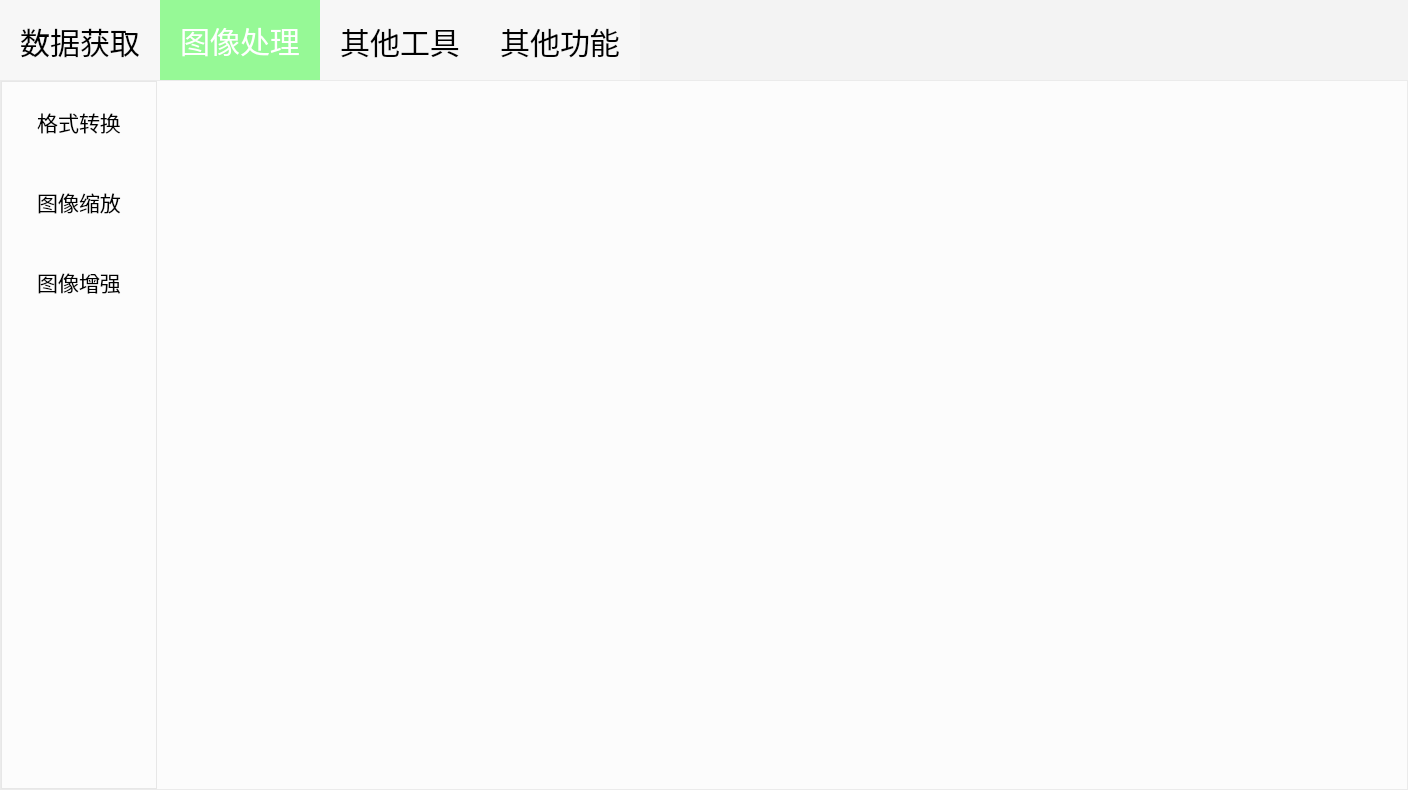
First picture: the form in ui/widget.ui, repository 1932287243/CV-APP, before the edit.
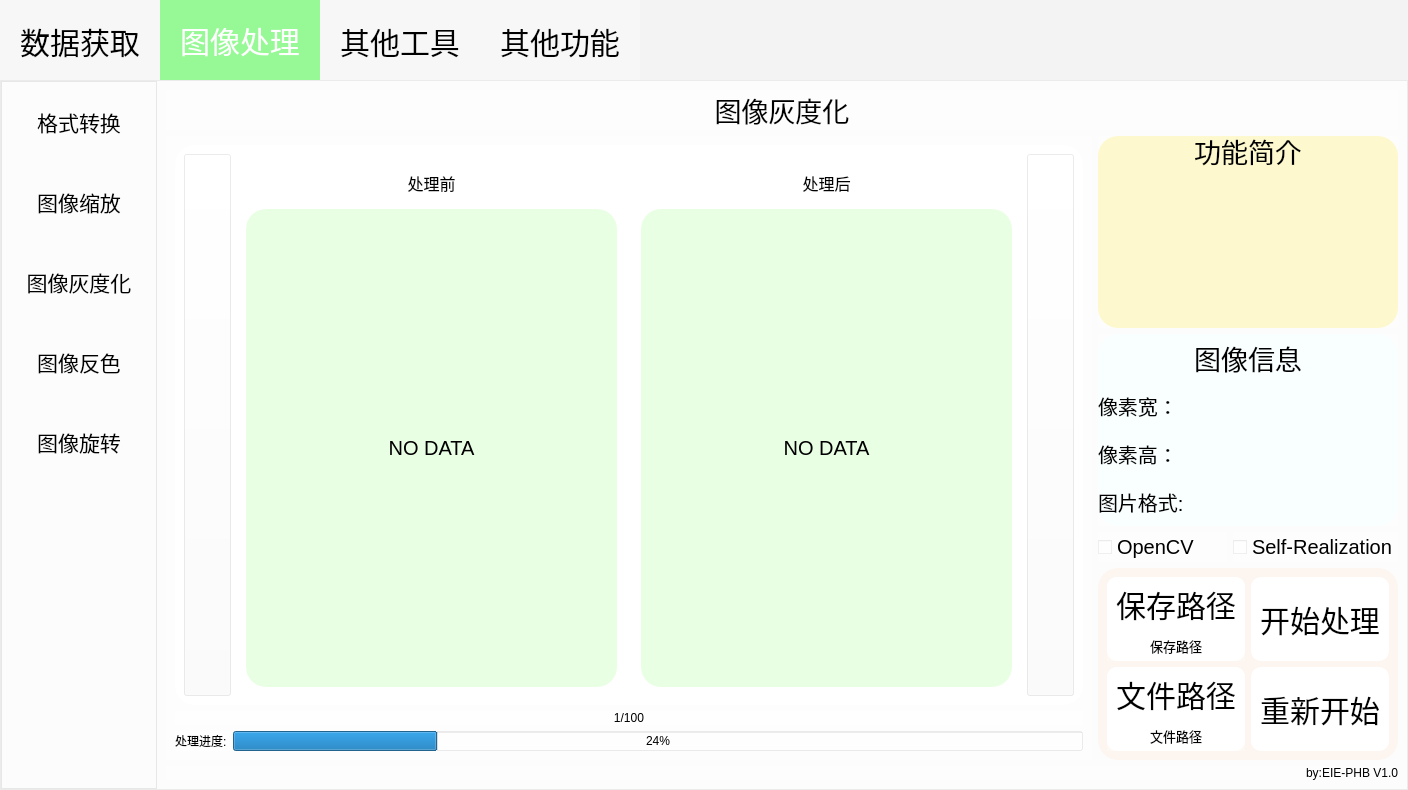
Second picture: the form after the edit. The open tabs and pages were chosen to show the change. Icons and pictures are not drawn.

Diff of the .ui file:
```diff
--- a/ui/widget.ui
+++ b/ui/widget.ui
@@ -90,6 +90,12 @@
          </property>
          <item>
           <widget class="QTabWidget" name="tabWidget">
+           <property name="minimumSize">
+            <size>
+             <width>150</width>
+             <height>0</height>
+            </size>
+           </property>
            <property name="focusPolicy">
             <enum>Qt::NoFocus</enum>
            </property>
@@ -1693,6 +1699,15 @@
                 </property>
                 <item>
                  <widget class="QListWidget" name="listWidget_2">
+                  <property name="minimumSize">
+                   <size>
+                    <width>150</width>
+                    <height>0</height>
+                   </size>
+                  </property>
+                  <property name="focusPolicy">
+                   <enum>Qt::NoFocus</enum>
+                  </property>
                   <property name="styleSheet">
                    <string notr="true">          QListWidget#listWidget_2{
                 	background-color: rgba(255, 255, 255,96);	
@@ -1739,7 +1754,33 @@
                   </item>
                   <item>
                    <property name="text">
-                    <string>图像增强</string>
+                    <string>图像灰度化</string>
+                   </property>
+                   <property name="font">
+                    <font>
+                     <pointsize>16</pointsize>
+                    </font>
+                   </property>
+                   <property name="textAlignment">
+                    <set>AlignCenter</set>
+                   </property>
+                  </item>
+                  <item>
+                   <property name="text">
+                    <string>图像反色</string>
+                   </property>
+                   <property name="font">
+                    <font>
+                     <pointsize>16</pointsize>
+                    </font>
+                   </property>
+                   <property name="textAlignment">
+                    <set>AlignCenter</set>
+                   </property>
+                  </item>
+                  <item>
+                   <property name="text">
+                    <string>图像旋转</string>
                    </property>
                    <property name="font">
                     <font>
@@ -3439,7 +3480,814 @@
                     </item>
                    </layout>
                   </widget>
-                  <widget class="QWidget" name="page_10"/>
+                  <widget class="QWidget" name="page_10">
+                   <layout class="QVBoxLayout" name="verticalLayout_11">
+                    <item>
+                     <widget class="QLabel" name="label_86">
+                      <property name="maximumSize">
+                       <size>
+                        <width>16777215</width>
+                        <height>40</height>
+                       </size>
+                      </property>
+                      <property name="font">
+                       <font>
+                        <pointsize>20</pointsize>
+                       </font>
+                      </property>
+                      <property name="text">
+                       <string>图像灰度化</string>
+                      </property>
+                      <property name="alignment">
+                       <set>Qt::AlignCenter</set>
+                      </property>
+                     </widget>
+                    </item>
+                    <item>
+                     <layout class="QHBoxLayout" name="horizontalLayout_9">
+                      <item>
+                       <widget class="QWidget" name="widget_33" native="true">
+                        <layout class="QVBoxLayout" name="verticalLayout_9">
+                         <item>
+                          <widget class="QWidget" name="widget_36" native="true">
+                           <property name="styleSheet">
+                            <string notr="true">QWidget#widget_36{
+	background-color:white;
+	border-radius: 20px;
+}
+</string>
+                           </property>
+                           <layout class="QHBoxLayout" name="horizontalLayout_4">
+                            <item>
+                             <widget class="QPushButton" name="pushButton_21">
+                              <property name="minimumSize">
+                               <size>
+                                <width>47</width>
+                                <height>47</height>
+                               </size>
+                              </property>
+                              <property name="maximumSize">
+                               <size>
+                                <width>47</width>
+                                <height>99999</height>
+                               </size>
+                              </property>
+                              <property name="styleSheet">
+                               <string notr="true">QPushButton#pushButton_21{
+	border-image: url(&quot;res/left.png&quot;);
+}
+QPushButton#pushButton_21:pressed{
+	border-image: url(&quot;res/left_click.png&quot;);
+}</string>
+                              </property>
+                              <property name="text">
+                               <string/>
+                              </property>
+                              <property name="checkable">
+                               <bool>false</bool>
+                              </property>
+                             </widget>
+                            </item>
+                            <item>
+                             <widget class="QWidget" name="widget_2" native="true">
+                              <layout class="QVBoxLayout" name="verticalLayout_4" stretch="1,12">
+                               <item>
+                                <widget class="QLabel" name="label">
+                                 <property name="font">
+                                  <font>
+                                   <pointsize>12</pointsize>
+                                  </font>
+                                 </property>
+                                 <property name="text">
+                                  <string>处理前</string>
+                                 </property>
+                                 <property name="alignment">
+                                  <set>Qt::AlignCenter</set>
+                                 </property>
+                                </widget>
+                               </item>
+                               <item>
+                                <widget class="QLabel" name="label_57">
+                                 <property name="font">
+                                  <font>
+                                   <pointsize>-1</pointsize>
+                                  </font>
+                                 </property>
+                                 <property name="styleSheet">
+                                  <string notr="true">QLabel#label_57{
+	background-color:rgb(233, 255, 228);
+	border-radius: 20px;
+	font-size:20px;
+}
+</string>
+                                 </property>
+                                 <property name="text">
+                                  <string>NO DATA</string>
+                                 </property>
+                                 <property name="alignment">
+                                  <set>Qt::AlignCenter</set>
+                                 </property>
+                                </widget>
+                               </item>
+                              </layout>
+                             </widget>
+                            </item>
+                            <item>
+                             <widget class="QWidget" name="widget_3" native="true">
+                              <layout class="QVBoxLayout" name="verticalLayout_8" stretch="1,12">
+                               <item>
+                                <widget class="QLabel" name="label_2">
+                                 <property name="font">
+                                  <font>
+                                   <pointsize>12</pointsize>
+                                  </font>
+                                 </property>
+                                 <property name="text">
+                                  <string>处理后</string>
+                                 </property>
+                                 <property name="alignment">
+                                  <set>Qt::AlignCenter</set>
+                                 </property>
+                                </widget>
+                               </item>
+                               <item>
+                                <widget class="QLabel" name="label_90">
+                                 <property name="font">
+                                  <font>
+                                   <pointsize>-1</pointsize>
+                                  </font>
+                                 </property>
+                                 <property name="styleSheet">
+                                  <string notr="true">QLabel#label_90
+{
+	background-color:rgb(233, 255, 228);
+	border-radius: 20px;
+	font-size:20px;
+}
+</string>
+                                 </property>
+                                 <property name="text">
+                                  <string>NO DATA</string>
+                                 </property>
+                                 <property name="alignment">
+                                  <set>Qt::AlignCenter</set>
+                                 </property>
+                                </widget>
+                               </item>
+                              </layout>
+                             </widget>
+                            </item>
+                            <item>
+                             <widget class="QPushButton" name="pushButton_22">
+                              <property name="minimumSize">
+                               <size>
+                                <width>47</width>
+                                <height>47</height>
+                               </size>
+                              </property>
+                              <property name="maximumSize">
+                               <size>
+                                <width>47</width>
+                                <height>9999</height>
+                               </size>
+                              </property>
+                              <property name="styleSheet">
+                               <string notr="true">QPushButton#pushButton_22{
+	border-image:url(&quot;res/right.png&quot;);
+}
+QPushButton#pushButton_22:pressed{
+	border-image:url(&quot;res/right_click.png&quot;);
+}</string>
+                              </property>
+                              <property name="text">
+                               <string/>
+                              </property>
+                             </widget>
+                            </item>
+                           </layout>
+                          </widget>
+                         </item>
+                         <item>
+                          <widget class="QLabel" name="label_59">
+                           <property name="maximumSize">
+                            <size>
+                             <width>16777215</width>
+                             <height>15</height>
+                            </size>
+                           </property>
+                           <property name="text">
+                            <string>1/100</string>
+                           </property>
+                           <property name="alignment">
+                            <set>Qt::AlignCenter</set>
+                           </property>
+                          </widget>
+                         </item>
+                         <item>
+                          <widget class="QFrame" name="frame_13">
+                           <property name="maximumSize">
+                            <size>
+                             <width>16777215</width>
+                             <height>20</height>
+                            </size>
+                           </property>
+                           <property name="frameShape">
+                            <enum>QFrame::NoFrame</enum>
+                           </property>
+                           <property name="frameShadow">
+                            <enum>QFrame::Raised</enum>
+                           </property>
+                           <layout class="QHBoxLayout" name="horizontalLayout_48">
+                            <property name="leftMargin">
+                             <number>0</number>
+                            </property>
+                            <property name="topMargin">
+                             <number>0</number>
+                            </property>
+                            <property name="rightMargin">
+                             <number>0</number>
+                            </property>
+                            <property name="bottomMargin">
+                             <number>0</number>
+                            </property>
+                            <item>
+                             <widget class="QLabel" name="label_61">
+                              <property name="sizePolicy">
+                               <sizepolicy hsizetype="Minimum" vsizetype="Fixed">
+                                <horstretch>0</horstretch>
+                                <verstretch>0</verstretch>
+                               </sizepolicy>
+                              </property>
+                              <property name="maximumSize">
+                               <size>
+                                <width>16777215</width>
+                                <height>20</height>
+                               </size>
+                              </property>
+                              <property name="text">
+                               <string>处理进度:</string>
+                              </property>
+                             </widget>
+                            </item>
+                            <item>
+                             <widget class="QProgressBar" name="progressBar_5">
+                              <property name="maximumSize">
+                               <size>
+                                <width>16777215</width>
+                                <height>20</height>
+                               </size>
+                              </property>
+                              <property name="value">
+                               <number>24</number>
+                              </property>
+                             </widget>
+                            </item>
+                           </layout>
+                          </widget>
+                         </item>
+                        </layout>
+                       </widget>
+                      </item>
+                      <item>
+                       <layout class="QVBoxLayout" name="verticalLayout_10" stretch="4,4,1,4">
+                        <item>
+                         <widget class="QWidget" name="widget_56" native="true">
+                          <property name="styleSheet">
+                           <string notr="true">QWidget#widget_56{
+	background-color:rgba(252, 233, 79,96);
+	border-radius: 20px;
+	font-size:20px;
+}
+</string>
+                          </property>
+                          <layout class="QVBoxLayout" name="verticalLayout_81">
+                           <property name="spacing">
+                            <number>0</number>
+                           </property>
+                           <property name="leftMargin">
+                            <number>0</number>
+                           </property>
+                           <property name="topMargin">
+                            <number>0</number>
+                           </property>
+                           <property name="rightMargin">
+                            <number>0</number>
+                           </property>
+                           <property name="bottomMargin">
+                            <number>0</number>
+                           </property>
+                           <item>
+                            <widget class="QLabel" name="label_130">
+                             <property name="maximumSize">
+                              <size>
+                               <width>16777215</width>
+                               <height>30</height>
+                              </size>
+                             </property>
+                             <property name="font">
+                              <font>
+                               <pointsize>20</pointsize>
+                              </font>
+                             </property>
+                             <property name="text">
+                              <string>功能简介</string>
+                             </property>
+                             <property name="alignment">
+                              <set>Qt::AlignCenter</set>
+                             </property>
+                            </widget>
+                           </item>
+                           <item>
+                            <widget class="QLabel" name="label_131">
+                             <property name="minimumSize">
+                              <size>
+                               <width>0</width>
+                               <height>50</height>
+                              </size>
+                             </property>
+                             <property name="font">
+                              <font>
+                               <pointsize>14</pointsize>
+                              </font>
+                             </property>
+                             <property name="text">
+                              <string/>
+                             </property>
+                             <property name="wordWrap">
+                              <bool>true</bool>
+                             </property>
+                            </widget>
+                           </item>
+                          </layout>
+                         </widget>
+                        </item>
+                        <item>
+                         <widget class="QWidget" name="widget_57" native="true">
+                          <property name="styleSheet">
+                           <string notr="true">QWidget#widget_57{
+	background-color:rgba(240, 255, 254, 96);
+	border-radius: 20px;
+	font-size:20px;
+}
+</string>
+                          </property>
+                          <layout class="QVBoxLayout" name="verticalLayout_82">
+                           <property name="spacing">
+                            <number>0</number>
+                           </property>
+                           <property name="leftMargin">
+                            <number>0</number>
+                           </property>
+                           <property name="topMargin">
+                            <number>0</number>
+                           </property>
+                           <property name="rightMargin">
+                            <number>0</number>
+                           </property>
+                           <property name="bottomMargin">
+                            <number>0</number>
+                           </property>
+                           <item>
+                            <widget class="QLabel" name="label_132">
+                             <property name="font">
+                              <font>
+                               <pointsize>20</pointsize>
+                              </font>
+                             </property>
+                             <property name="text">
+                              <string>图像信息</string>
+                             </property>
+                             <property name="alignment">
+                              <set>Qt::AlignCenter</set>
+                             </property>
+                            </widget>
+                           </item>
+                           <item>
+                            <layout class="QHBoxLayout" name="horizontalLayout_83">
+                             <item>
+                              <widget class="QLabel" name="label_133">
+                               <property name="font">
+                                <font>
+                                 <pointsize>15</pointsize>
+                                </font>
+                               </property>
+                               <property name="text">
+                                <string>像素宽：</string>
+                               </property>
+                              </widget>
+                             </item>
+                            </layout>
+                           </item>
+                           <item>
+                            <layout class="QHBoxLayout" name="horizontalLayout_84">
+                             <item>
+                              <widget class="QLabel" name="label_134">
+                               <property name="font">
+                                <font>
+                                 <pointsize>15</pointsize>
+                                </font>
+                               </property>
+                               <property name="text">
+                                <string>像素高：</string>
+                               </property>
+                              </widget>
+                             </item>
+                            </layout>
+                           </item>
+                           <item>
+                            <layout class="QHBoxLayout" name="horizontalLayout_85">
+                             <item>
+                              <widget class="QLabel" name="label_135">
+                               <property name="font">
+                                <font>
+                                 <pointsize>15</pointsize>
+                                </font>
+                               </property>
+                               <property name="text">
+                                <string>图片格式:</string>
+                               </property>
+                              </widget>
+                             </item>
+                            </layout>
+                           </item>
+                          </layout>
+                         </widget>
+                        </item>
+                        <item>
+                         <layout class="QHBoxLayout" name="horizontalLayout_8">
+                          <item>
+                           <widget class="QCheckBox" name="checkBox">
+                            <property name="font">
+                             <font>
+                              <pointsize>15</pointsize>
+                             </font>
+                            </property>
+                            <property name="text">
+                             <string>OpenCV</string>
+                            </property>
+                            <attribute name="buttonGroup">
+                             <string notr="true">buttonGroup</string>
+                            </attribute>
+                           </widget>
+                          </item>
+                          <item>
+                           <widget class="QCheckBox" name="checkBox_2">
+                            <property name="font">
+                             <font>
+                              <pointsize>15</pointsize>
+                             </font>
+                            </property>
+                            <property name="text">
+                             <string>Self-Realization</string>
+                            </property>
+                            <attribute name="buttonGroup">
+                             <string notr="true">buttonGroup</string>
+                            </attribute>
+                           </widget>
+                          </item>
+                         </layout>
+                        </item>
+                        <item>
+                         <widget class="QWidget" name="widget_59" native="true">
+                          <property name="minimumSize">
+                           <size>
+                            <width>300</width>
+                            <height>150</height>
+                           </size>
+                          </property>
+                          <property name="maximumSize">
+                           <size>
+                            <width>16777215</width>
+                            <height>9999999</height>
+                           </size>
+                          </property>
+                          <property name="styleSheet">
+                           <string notr="true">QWidget#widget_59{
+	background-color:rgba(255, 235, 217,96);
+	border-radius: 20px;
+	font-size:20px;
+}
+</string>
+                          </property>
+                          <layout class="QVBoxLayout" name="verticalLayout_84">
+                           <item>
+                            <layout class="QHBoxLayout" name="horizontalLayout_88">
+                             <item>
+                              <widget class="QWidget" name="widget_60" native="true">
+                               <property name="minimumSize">
+                                <size>
+                                 <width>0</width>
+                                 <height>40</height>
+                                </size>
+                               </property>
+                               <property name="maximumSize">
+                                <size>
+                                 <width>16777215</width>
+                                 <height>9999999</height>
+                                </size>
+                               </property>
+                               <property name="styleSheet">
+                                <string notr="true">QWidget#widget_60{
+	background-color:white;
+	border-radius: 10px;
+}
+</string>
+                               </property>
+                               <layout class="QVBoxLayout" name="verticalLayout_85" stretch="3,1">
+                                <property name="spacing">
+                                 <number>0</number>
+                                </property>
+                                <property name="leftMargin">
+                                 <number>0</number>
+                                </property>
+                                <property name="topMargin">
+                                 <number>0</number>
+                                </property>
+                                <property name="rightMargin">
+                                 <number>0</number>
+                                </property>
+                                <property name="bottomMargin">
+                                 <number>0</number>
+                                </property>
+                                <item>
+                                 <widget class="QPushButton" name="pushButton_33">
+                                  <property name="sizePolicy">
+                                   <sizepolicy hsizetype="Preferred" vsizetype="Preferred">
+                                    <horstretch>0</horstretch>
+                                    <verstretch>0</verstretch>
+                                   </sizepolicy>
+                                  </property>
+                                  <property name="minimumSize">
+                                   <size>
+                                    <width>100</width>
+                                    <height>20</height>
+                                   </size>
+                                  </property>
+                                  <property name="styleSheet">
+                                   <string notr="true">QPushButton#pushButton_33{
+	background-color:white;
+	border-radius: 10px;
+	font-size:30px;
+}
+QPushButton#pushButton_33:pressed{
+	background-color:green;
+	color:white;
+	border-radius: 10px;
+}</string>
+                                  </property>
+                                  <property name="text">
+                                   <string>保存路径</string>
+                                  </property>
+                                  <property name="checkable">
+                                   <bool>true</bool>
+                                  </property>
+                                 </widget>
+                                </item>
+                                <item>
+                                 <widget class="QLabel" name="label_138">
+                                  <property name="minimumSize">
+                                   <size>
+                                    <width>0</width>
+                                    <height>30</height>
+                                   </size>
+                                  </property>
+                                  <property name="maximumSize">
+                                   <size>
+                                    <width>16777215</width>
+                                    <height>9999</height>
+                                   </size>
+                                  </property>
+                                  <property name="font">
+                                   <font>
+                                    <pointsize>10</pointsize>
+                                   </font>
+                                  </property>
+                                  <property name="styleSheet">
+                                   <string notr="true"/>
+                                  </property>
+                                  <property name="text">
+                                   <string>保存路径</string>
+                                  </property>
+                                  <property name="alignment">
+                                   <set>Qt::AlignCenter</set>
+                                  </property>
+                                 </widget>
+                                </item>
+                               </layout>
+                              </widget>
+                             </item>
+                             <item>
+                              <widget class="QPushButton" name="pushButton_34">
+                               <property name="sizePolicy">
+                                <sizepolicy hsizetype="Preferred" vsizetype="Preferred">
+                                 <horstretch>0</horstretch>
+                                 <verstretch>0</verstretch>
+                                </sizepolicy>
+                               </property>
+                               <property name="minimumSize">
+                                <size>
+                                 <width>100</width>
+                                 <height>40</height>
+                                </size>
+                               </property>
+                               <property name="maximumSize">
+                                <size>
+                                 <width>16777215</width>
+                                 <height>16777215</height>
+                                </size>
+                               </property>
+                               <property name="styleSheet">
+                                <string notr="true">QPushButton#pushButton_34{
+	background-color:white;
+	border-radius: 10px;
+	font-size:30px;
+}
+QPushButton#pushButton_34:pressed{
+	background-color:green;
+	color:white;
+	border-radius: 10px;
+}</string>
+                               </property>
+                               <property name="text">
+                                <string>开始处理</string>
+                               </property>
+                               <property name="checkable">
+                                <bool>true</bool>
+                               </property>
+                              </widget>
+                             </item>
+                            </layout>
+                           </item>
+                           <item>
+                            <layout class="QHBoxLayout" name="horizontalLayout_89">
+                             <item>
+                              <widget class="QWidget" name="widget_61" native="true">
+                               <property name="minimumSize">
+                                <size>
+                                 <width>0</width>
+                                 <height>40</height>
+                                </size>
+                               </property>
+                               <property name="maximumSize">
+                                <size>
+                                 <width>16777215</width>
+                                 <height>9999999</height>
+                                </size>
+                               </property>
+                               <property name="styleSheet">
+                                <string notr="true">QWidget#widget_61{
+	background-color:white;
+	border-radius: 10px;
+}
+</string>
+                               </property>
+                               <layout class="QVBoxLayout" name="verticalLayout_86" stretch="3,1">
+                                <property name="spacing">
+                                 <number>0</number>
+                                </property>
+                                <property name="leftMargin">
+                                 <number>0</number>
+                                </property>
+                                <property name="topMargin">
+                                 <number>0</number>
+                                </property>
+                                <property name="rightMargin">
+                                 <number>0</number>
+                                </property>
+                                <property name="bottomMargin">
+                                 <number>0</number>
+                                </property>
+                                <item>
+                                 <widget class="QPushButton" name="pushButton_35">
+                                  <property name="sizePolicy">
+                                   <sizepolicy hsizetype="Preferred" vsizetype="Preferred">
+                                    <horstretch>0</horstretch>
+                                    <verstretch>0</verstretch>
+                                   </sizepolicy>
+                                  </property>
+                                  <property name="minimumSize">
+                                   <size>
+                                    <width>100</width>
+                                    <height>20</height>
+                                   </size>
+                                  </property>
+                                  <property name="styleSheet">
+                                   <string notr="true">QPushButton#pushButton_35{
+	background-color:white;
+border-radius: 10px;
+	font-size:30px;
+}
+QPushButton#pushButton_35:pressed{
+	background-color:green;
+	color:white;
+border-radius: 10px;
+}</string>
+                                  </property>
+                                  <property name="text">
+                                   <string>文件路径</string>
+                                  </property>
+                                  <property name="checkable">
+                                   <bool>true</bool>
+                                  </property>
+                                 </widget>
+                                </item>
+                                <item>
+                                 <widget class="QLabel" name="label_139">
+                                  <property name="minimumSize">
+                                   <size>
+                                    <width>0</width>
+                                    <height>30</height>
+                                   </size>
+                                  </property>
+                                  <property name="maximumSize">
+                                   <size>
+                                    <width>16777215</width>
+                                    <height>9999</height>
+                                   </size>
+                                  </property>
+                                  <property name="font">
+                                   <font>
+                                    <pointsize>10</pointsize>
+                                   </font>
+                                  </property>
+                                  <property name="text">
+                                   <string>文件路径</string>
+                                  </property>
+                                  <property name="alignment">
+                                   <set>Qt::AlignCenter</set>
+                                  </property>
+                                 </widget>
+                                </item>
+                               </layout>
+                              </widget>
+                             </item>
+                             <item>
+                              <widget class="QPushButton" name="pushButton_36">
+                               <property name="sizePolicy">
+                                <sizepolicy hsizetype="Preferred" vsizetype="Preferred">
+                                 <horstretch>0</horstretch>
+                                 <verstretch>0</verstretch>
+                                </sizepolicy>
+                               </property>
+                               <property name="minimumSize">
+                                <size>
+                                 <width>100</width>
+                                 <height>40</height>
+                                </size>
+                               </property>
+                               <property name="maximumSize">
+                                <size>
+                                 <width>16777215</width>
+                                 <height>16777215</height>
+                                </size>
+                               </property>
+                               <property name="styleSheet">
+                                <string notr="true">QPushButton#pushButton_36{
+	background-color:white;
+	border-radius: 10px;
+	font-size:30px;
+}
+QPushButton#pushButton_36:pressed{
+	background-color:green;
+	color:white;
+	border-radius: 10px;
+}</string>
+                               </property>
+                               <property name="text">
+                                <string>重新开始</string>
+                               </property>
+                               <property name="checkable">
+                                <bool>true</bool>
+                               </property>
+                              </widget>
+                             </item>
+                            </layout>
+                           </item>
+                          </layout>
+                         </widget>
+                        </item>
+                       </layout>
+                      </item>
+                     </layout>
+                    </item>
+                    <item>
+                     <widget class="QLabel" name="label_89">
+                      <property name="maximumSize">
+                       <size>
+                        <width>16777215</width>
+                        <height>15</height>
+                       </size>
+                      </property>
+                      <property name="text">
+                       <string>by:EIE-PHB V1.0</string>
+                      </property>
+                      <property name="alignment">
+                       <set>Qt::AlignRight|Qt::AlignTrailing|Qt::AlignVCenter</set>
+                      </property>
+                     </widget>
+                    </item>
+                   </layout>
+                  </widget>
                  </widget>
                 </item>
                </layout>
```
Left out of the diff: 99 changed lines with no effect on the pictures.
